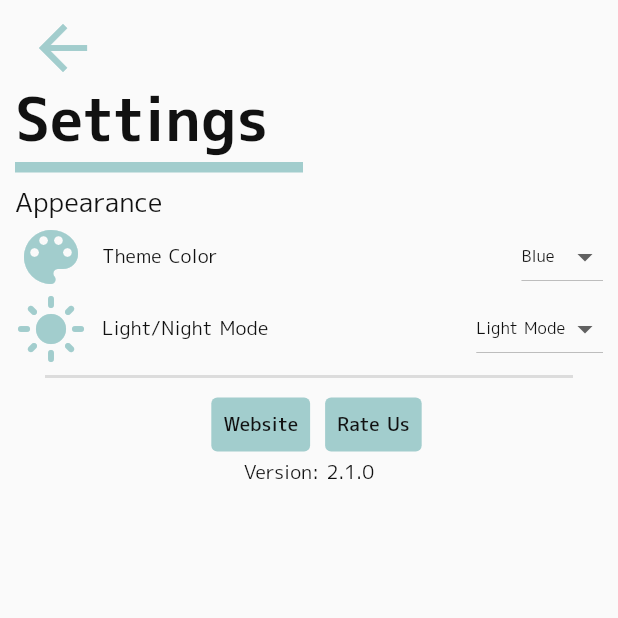
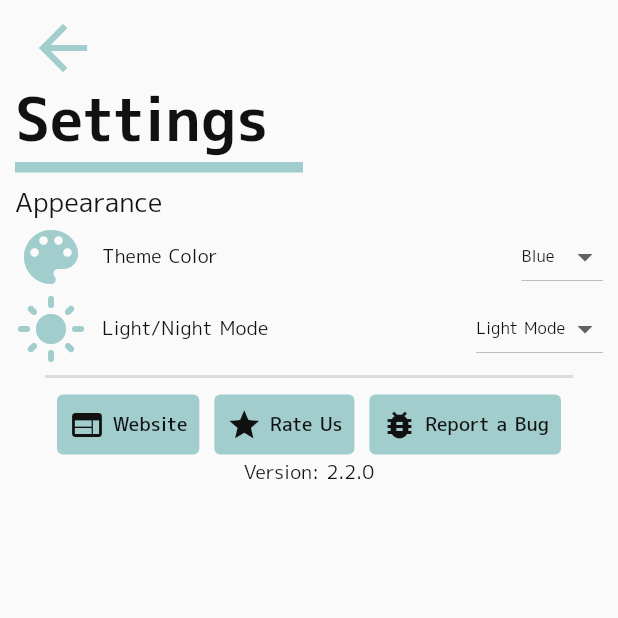
Before and after one commit to aceeedev/toki, a Flutter app: the SettingsPage screen opened directly with empty values, on a phone screen of 412 x 824 dp, the top half of it. Run offline on Flutter 3.47's test engine with Material 2 defaults, Android fonts, the phone set to English and light mode, and no system bars; our stand-ins replace audioplayers, flutter_local_notifications, flutter_native_timezone, rxdart, sqflite, timezone; missing offline and left inert: games_services, maze, notification_permissions, rate_my_app; accounts and stored records are empty.

Commit message:
started memory game
added report a bug button to settings, updated version to 2.2.0, and upgraded flutter to 2.10.5

```diff
--- a/lib/backend/database_helpers.dart
+++ b/lib/backend/database_helpers.dart
@@ -99,7 +99,7 @@ CREATE TABLE $tableSettings (
       }
 
       // initalize puzzles
-      List<String> puzzleNames = ['Matching Icons', 'Maze'];
+      List<String> puzzleNames = ['Matching Icons', 'Maze', 'Memory'];
       for (String name in puzzleNames) {
         Puzzle puzzle = Puzzle(
           name: name,
--- a/lib/config.dart
+++ b/lib/config.dart
@@ -1,6 +1,6 @@
 
 class Config {
-  static const String _version = '2.1.0';
+  static const String _version = '2.2.0';
 
   String get version => _version;
 }
--- a/lib/page/alarm_page.dart
+++ b/lib/page/alarm_page.dart
@@ -111,6 +111,7 @@ class _AlarmPageState extends State<AlarmPage> {
                           Text(
                             'No Alarms',
                             style: context.watch<Styles>().largeTextDefault,
+                            textAlign: TextAlign.center,
                           ),
                           Text(
                             'Toki works best when your phone is off and your ringer is on.',
--- a/lib/page/settings_page.dart
+++ b/lib/page/settings_page.dart
@@ -176,18 +176,36 @@ class _SettingsPageState extends State<SettingsPage> {
                         linkButton(
                           titleName: 'Website',
                           redirectUrl: 'https://tokialarmclock.wixsite.com/website',
+                          icon: Icons.web
                         ),
                         TextButton(
                           onPressed: () async {
-                           widget.rateAppPopUp();
+                            widget.rateAppPopUp();
                           },
-                          child: Text(
-                            'Rate Us',
-                            style: context.watch<Styles>().mediumTextDefault,
+                          child: Row(
+                            children: [
+                              Padding(
+                                padding: const EdgeInsets.only(right: 5.0),
+                                child: Icon(
+                                  Icons.star,
+                                  size: 24.0,
+                                  color: context.watch<Styles>().textColorDefault,
+                                ),
+                              ),
+                              Text(
+                                'Rate Us',
+                                style: context.watch<Styles>().mediumTextDefault,
+                              ),
+                            ],
                           ),
                           style: ButtonStyle(
                             backgroundColor: MaterialStateProperty.all(context.watch<Styles>().selectedAccentColor),
                           ),
+                        ),
+                        linkButton(
+                          titleName: 'Report a Bug',
+                          redirectUrl: 'https://forms.gle/KLrZBsn5jPqWJfxSA',
+                          icon: Icons.bug_report
                         ),
                       ],
                     ),
@@ -292,7 +310,8 @@ class _SettingsPageState extends State<SettingsPage> {
 
   Widget linkButton({
     required String titleName,
-    required String redirectUrl
+    required String redirectUrl,
+    required IconData icon,
   }) {
     return Padding(
       padding: const EdgeInsets.only(left: 10.0, right: 10.0),
@@ -304,9 +323,22 @@ class _SettingsPageState extends State<SettingsPage> {
             throw 'Could not launch $redirectUrl';
           }
         },
-        child: Text(
-          titleName,
-          style: context.watch<Styles>().mediumTextDefault,
+        child: Row(
+          mainAxisAlignment: MainAxisAlignment.center,
+          children: [
+            Padding(
+              padding: const EdgeInsets.only(right: 5.0),
+              child: Icon(
+                icon,
+                size: 24.0,
+                color: context.watch<Styles>().textColorDefault,
+              ),
+            ),
+            Text(
+              titleName,
+              style: context.watch<Styles>().mediumTextDefault,
+            ),
+          ],
         ),
         style: ButtonStyle(
           backgroundColor: MaterialStateProperty.all(context.watch<Styles>().selectedAccentColor),
```
Also changed, not shown: lib/app.dart (+7 -1 lines), lib/puzzles/memory.dart (added, +157 -0 lines), lib/puzzles/puzzle_helper.dart (+7 -0 lines).
